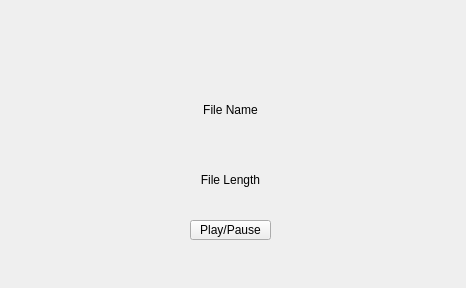
This is mainwindow.ui in E-Lian/qt-music-player as Qt 5 draws it before an edit. The edited form follows.
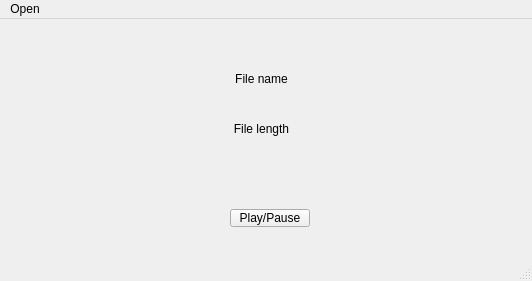
This is the edited form.

```diff
--- a/mainwindow.ui
+++ b/mainwindow.ui
@@ -6,60 +6,83 @@
    <rect>
     <x>0</x>
     <y>0</y>
-    <width>466</width>
-    <height>288</height>
+    <width>532</width>
+    <height>281</height>
    </rect>
   </property>
   <property name="windowTitle">
    <string>MainWindow</string>
   </property>
   <widget class="QWidget" name="centralwidget">
+   <widget class="QLabel" name="fileLength">
+    <property name="geometry">
+     <rect>
+      <x>1</x>
+      <y>100</y>
+      <width>521</width>
+      <height>20</height>
+     </rect>
+    </property>
+    <property name="text">
+     <string>File length</string>
+    </property>
+    <property name="alignment">
+     <set>Qt::AlignmentFlag::AlignCenter</set>
+    </property>
+   </widget>
+   <widget class="QLabel" name="fileName">
+    <property name="geometry">
+     <rect>
+      <x>-4</x>
+      <y>50</y>
+      <width>531</width>
+      <height>20</height>
+     </rect>
+    </property>
+    <property name="text">
+     <string>File name</string>
+    </property>
+    <property name="alignment">
+     <set>Qt::AlignmentFlag::AlignCenter</set>
+    </property>
+   </widget>
    <widget class="QPushButton" name="playBtn">
     <property name="geometry">
      <rect>
-      <x>190</x>
-      <y>220</y>
-      <width>81</width>
-      <height>20</height>
+      <x>230</x>
+      <y>190</y>
+      <width>80</width>
+      <height>18</height>
      </rect>
     </property>
     <property name="text">
      <string>Play/Pause</string>
     </property>
    </widget>
-   <widget class="QLabel" name="fileName">
-    <property name="geometry">
-     <rect>
-      <x>0</x>
-      <y>100</y>
-      <width>461</width>
-      <height>20</height>
-     </rect>
+  </widget>
+  <widget class="QMenuBar" name="menubar">
+   <property name="geometry">
+    <rect>
+     <x>0</x>
+     <y>0</y>
+     <width>532</width>
+     <height>17</height>
+    </rect>
+   </property>
+   <widget class="QMenu" name="menuOpen">
+    <property name="title">
+     <string>Open</string>
     </property>
-    <property name="text">
-     <string>File Name</string>
-    </property>
-    <property name="alignment">
-     <set>Qt::AlignmentFlag::AlignCenter</set>
-    </property>
+    <addaction name="actionOpen_File"/>
    </widget>
-   <widget class="QLabel" name="fileLength">
-    <property name="geometry">
-     <rect>
-      <x>0</x>
-      <y>170</y>
-      <width>461</width>
-      <height>20</height>
-     </rect>
-    </property>
-    <property name="text">
-     <string>File Length</string>
-    </property>
-    <property name="alignment">
-     <set>Qt::AlignmentFlag::AlignCenter</set>
-    </property>
-   </widget>
+   <addaction name="menuOpen"/>
   </widget>
+  <widget class="QStatusBar" name="statusbar"/>
+  <action name="actionOpen_File">
+   <property name="text">
+    <string>Open File</string>
+   </property>
+  </action>
  </widget>
  <resources/>
  <connections/>
```
